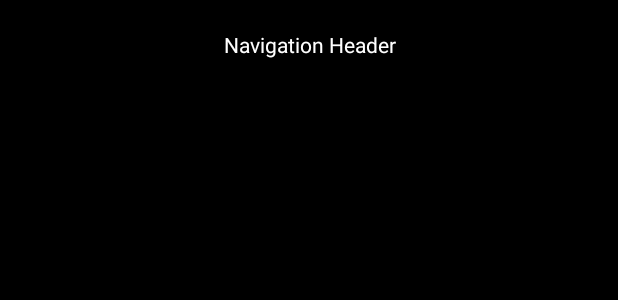
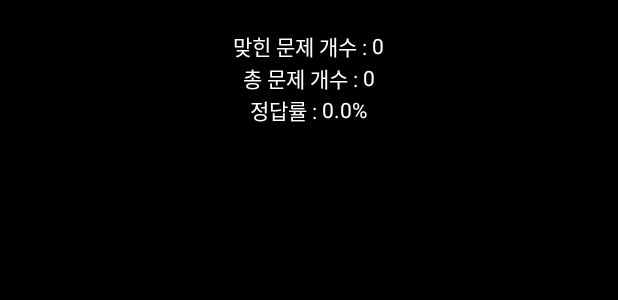
Before and after one commit to akwls/Kotlin_Android, an Android app: the layout nav_header.xml on its own in the app's theme, with its tools: preview values and no code run, on a phone screen of 412 x 824 dp. Shown: the top 300 px of the screen. Run offline under Robolectric (Android 15) with nearby library versions, the phone set to English and light mode, and no system bars.

Commit message:
프로젝트05 도전 과제 1~4

```diff
--- a/QuizQuiz/app/src/main/AndroidManifest.xml
+++ b/QuizQuiz/app/src/main/AndroidManifest.xml
@@ -1,6 +1,8 @@
 <?xml version="1.0" encoding="utf-8"?>
 <manifest xmlns:android="http://schemas.android.com/apk/res/android"
     package="wikibook.learnandroid.quizquiz">
+
+    <uses-permission android:name="android.permission.VIBRATE" />
 
     <application
         android:allowBackup="true"
--- a/QuizQuiz/app/src/main/java/wikibook/learnandroid/quizquiz/QuizFragment.kt
+++ b/QuizQuiz/app/src/main/java/wikibook/learnandroid/quizquiz/QuizFragment.kt
@@ -32,13 +32,16 @@ class QuizFragment: Fragment(), QuizStartFragment.QuizStartListener, QuizSolveFr
 
     }
 
-    override fun onQuizStart(category: String) {
+    override fun onQuizStart(category: String, quizCount: Int) {
         (activity as AppCompatActivity).supportActionBar?.hide()
         AsyncTask.execute {
             currentQuizIdx = 0
             correctCount = 0
 
             quizList = if(category == "전부") db.quizDAO().getAll() else db.quizDAO().getAll(category)
+            if(quizCount < quizList.size) {
+                quizList = quizList.subList(0, quizCount)
+            }
             childFragmentManager.beginTransaction().replace(R.id.fragment_container, QuizSolveFragment.newInstance(quizList[currentQuizIdx], 1, quizList.size)).commit()
         }
     }
--- a/QuizQuiz/app/src/main/res/layout/nav_header.xml
+++ b/QuizQuiz/app/src/main/res/layout/nav_header.xml
@@ -7,11 +7,64 @@
     android:paddingBottom="20dp"
     android:background="#000000">
 
-    <TextView
+    <LinearLayout
         android:layout_width="match_parent"
         android:layout_height="wrap_content"
-        android:text="Navigation Header"
-        android:textColor="#FFF"
-        android:gravity="center" />
+        android:orientation="horizontal"
+        android:gravity="center">
+        <TextView
+            android:layout_width="wrap_content"
+            android:layout_height="wrap_content"
+            android:text="맞힌 문제 개수 : "
+            android:textColor="#FFF"
+            android:gravity="center" />
+        <TextView
+            android:layout_width="wrap_content"
+            android:layout_height="wrap_content"
+            android:text="0"
+            android:id="@+id/correct_count"
+            android:textColor="#FFF"
+            android:gravity="center" />
+    </LinearLayout>
+
+    <LinearLayout
+        android:layout_width="match_parent"
+        android:layout_height="wrap_content"
+        android:orientation="horizontal"
+        android:gravity="center">
+        <TextView
+            android:layout_width="wrap_content"
+            android:layout_height="wrap_content"
+            android:text="총 문제 개수 : "
+            android:textColor="#FFF"
+            android:gravity="center" />
+        <TextView
+            android:layout_width="wrap_content"
+            android:layout_height="wrap_content"
+            android:text="0"
+            android:id="@+id/total_quiz_count"
+            android:textColor="#FFF"
+            android:gravity="center" />
+    </LinearLayout>
+
+    <LinearLayout
+        android:layout_width="match_parent"
+        android:layout_height="wrap_content"
+        android:orientation="horizontal"
+        android:gravity="center">
+        <TextView
+            android:layout_width="wrap_content"
+            android:layout_height="wrap_content"
+            android:text="정답률 : "
+            android:textColor="#FFF"
+            android:gravity="center" />
+        <TextView
+            android:layout_width="wrap_content"
+            android:layout_height="wrap_content"
+            android:text="0.0%"
+            android:id="@+id/correct_percent"
+            android:textColor="#FFF"
+            android:gravity="center" />
+    </LinearLayout>
 
 </LinearLayout>
```
Also changed, not shown: QuizQuiz/app/src/main/java/wikibook/learnandroid/quizquiz/QuizMainActivity.kt (+19 -1 lines), QuizQuiz/app/src/main/java/wikibook/learnandroid/quizquiz/QuizManageActivity.kt (+7 -0 lines), QuizQuiz/app/src/main/java/wikibook/learnandroid/quizquiz/QuizResultFragment.kt (+12 -0 lines), QuizQuiz/app/src/main/java/wikibook/learnandroid/quizquiz/QuizSolveFragment.kt (+17 -0 lines), QuizQuiz/app/src/main/java/wikibook/learnandroid/quizquiz/QuizStartFragment.kt (+6 -2 lines), QuizQuiz/app/src/main/res/layout/quiz_start_fragment.xml (+13 -0 lines).
